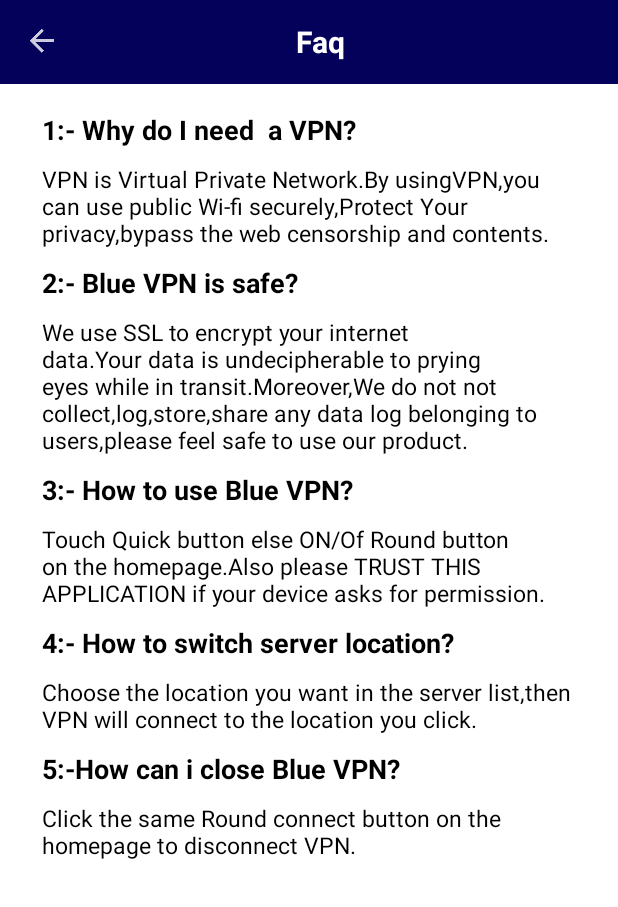
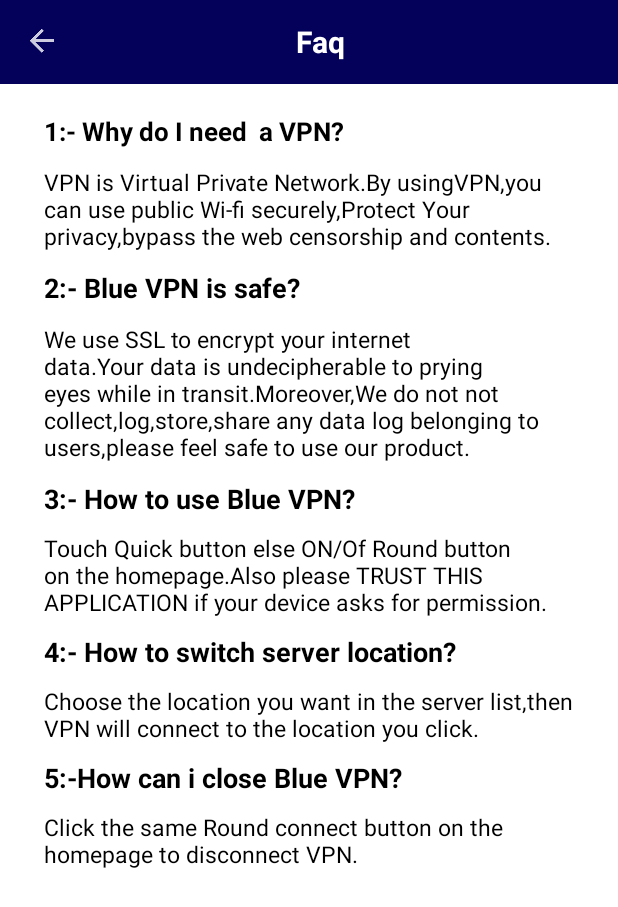
Before and after one commit to elijahkinyamal/xprovpn, an Android app: the Faq screen opened directly, with no data from a screen before it, on a phone screen of 412 x 824 dp. Shown: the top 907 px of the screen. Run offline under Robolectric (Android 15) with nearby library versions, the phone set to English and light mode, and no system bars; our stand-ins replace ButterKnife; 1 statement that could not run was skipped.

Commit message:
Update activity_faq.xml

```diff
--- a/src/main/res/layout/activity_faq.xml
+++ b/src/main/res/layout/activity_faq.xml
@@ -23,7 +23,7 @@
                 android:id="@+id/scrollView"
                 android:layout_width="match_parent"
                 android:layout_height="match_parent"
-                android:padding="10dp">
+                android:padding="11dp">
 
                 <LinearLayout
                     android:layout_width="match_parent"
@@ -47,7 +47,7 @@
                             android:layout_height="wrap_content"
                             android:text="1:- Why do I need  a VPN?"
                             android:textColor="#000"
-                            android:textSize="18dp"
+                            android:textSize="17dp"
                             android:textStyle="bold" />
 
                     </LinearLayout>
@@ -56,7 +56,7 @@
                         android:layout_width="match_parent"
                         android:layout_height="wrap_content"
                         android:layout_gravity="center"
-                        android:layout_marginTop="10dp"
+                        android:layout_marginTop="11dp"
 
                         android:orientation="vertical">
 
@@ -73,7 +73,7 @@
                         android:layout_width="match_parent"
                         android:layout_height="wrap_content"
                         android:layout_gravity="center"
-                        android:layout_marginTop="10dp"
+                        android:layout_marginTop="11dp"
                         android:orientation="vertical">
 
                         <TextView
@@ -91,7 +91,7 @@
                         android:layout_width="match_parent"
                         android:layout_height="wrap_content"
                         android:layout_gravity="center"
-                        android:layout_marginTop="10dp"
+                        android:layout_marginTop="11dp"
                         android:orientation="vertical">
 
                         <TextView
@@ -108,7 +108,7 @@
                         android:layout_width="match_parent"
                         android:layout_height="wrap_content"
                         android:layout_gravity="center"
-                        android:layout_marginTop="10dp"
+                        android:layout_marginTop="11dp"
                         android:orientation="vertical">
 
                         <TextView
```
